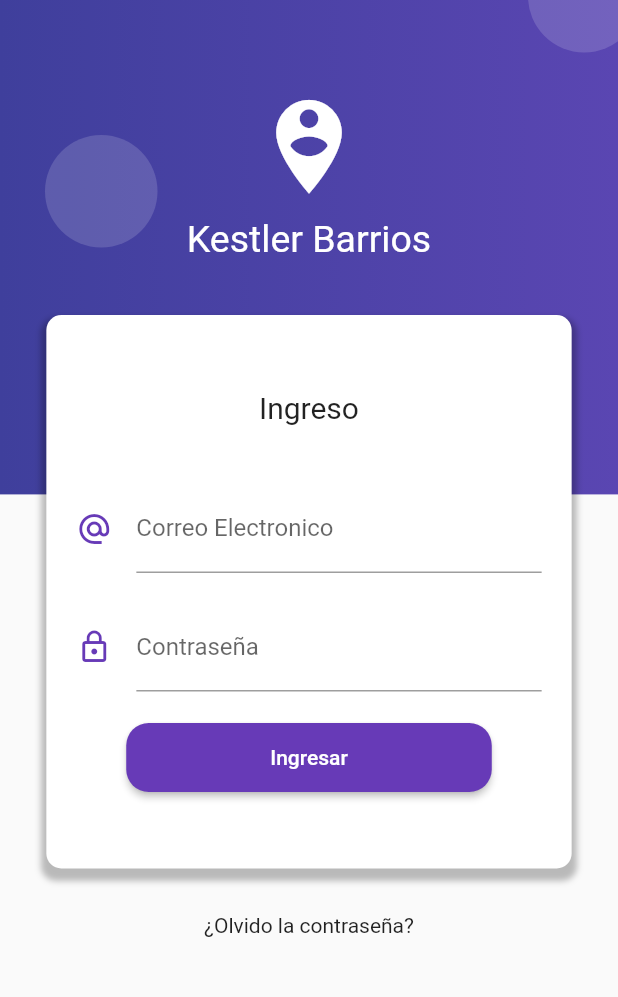
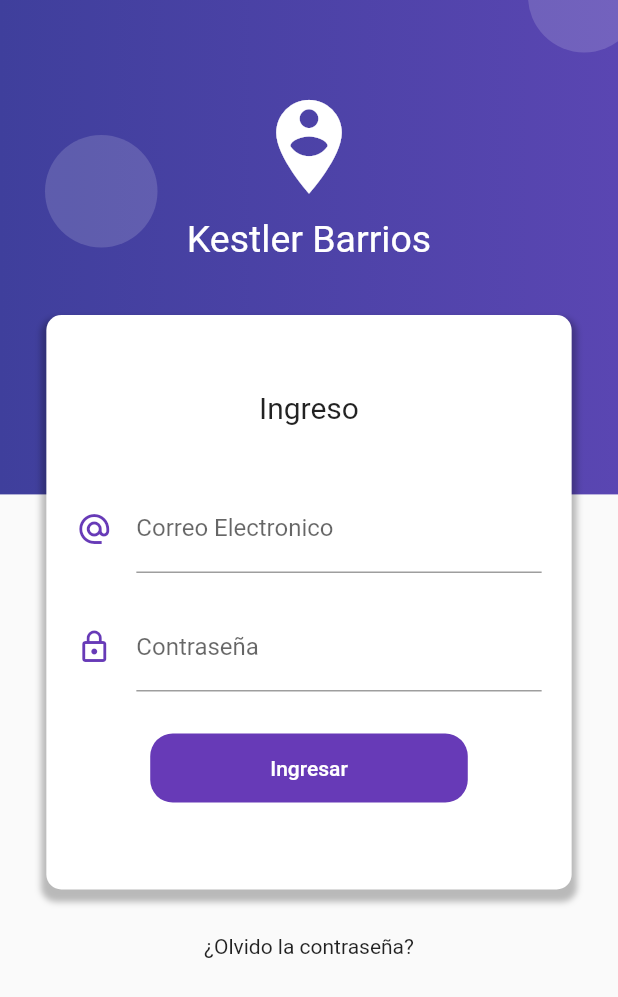
Before and after one commit to KestlerBarrios/FormValidationApp, a Flutter app: the screen it shows after launch, on a phone screen of 412 x 824 dp. Shown: the top 997 px of the screen. Run offline on Flutter 3.47's test engine with Material 2 defaults, Android fonts, the phone set to English and light mode, and no system bars.

Commit message:
Solucion de colores en el boton y Organizacion de codigo

```diff
--- a/lib/main.dart
+++ b/lib/main.dart
@@ -1,6 +1,6 @@
 import 'package:flutter/material.dart';
-import 'package:form_validation/src/pages/home_page.dart';
-import 'package:form_validation/src/pages/login_page.dart';
+import 'package:form_validation/src/screens/home_screen.dart';
+import 'package:form_validation/src/screens/login_screen.dart';
 
 void main() => runApp(MyApp());
 
--- a/lib/src/pages/login_page.dart
+++ b/lib/src/screens/login_screen.dart
@@ -1,4 +1,6 @@
 import 'package:flutter/material.dart';
+import 'package:form_validation/src/widgets/background.dart';
+import 'package:form_validation/src/widgets/buttonCustom.dart';
 
 class LoginPage extends StatelessWidget {
   @override
@@ -6,63 +8,10 @@ class LoginPage extends StatelessWidget {
     return Scaffold(
       body: Stack(
         children: [
-          _crearFondo(context),
+          Background(),
           _loginForm(context),
         ],
       ),
-    );
-  }
-
-  Widget _crearFondo(BuildContext context) {
-    final size = MediaQuery.of(context).size;
-
-    final _fondoMorado = Container(
-      height: size.height * 0.4,
-      width: double.infinity,
-      decoration: BoxDecoration(
-        gradient: LinearGradient(colors: [
-          Color.fromRGBO(63, 63, 156, 1),
-          Color.fromRGBO(90, 70, 178, 1),
-        ]),
-      ),
-    );
-    final circulo = Container(
-      width: 75,
-      height: 75,
-      decoration: BoxDecoration(
-        borderRadius: BorderRadius.circular(100),
-        color: Color.fromRGBO(255, 255, 255, 0.15),
-      ),
-    );
-
-    return Stack(
-      children: [
-        _fondoMorado,
-        Positioned(top: 90, left: 30, child: circulo),
-        Positioned(top: -40, right: -15, child: circulo),
-        Positioned(bottom: -25, right: -10, child: circulo),
-        Positioned(bottom: 80, right: 80, child: circulo),
-        Container(
-          padding: EdgeInsets.only(top: 60.0),
-          child: Column(
-            children: [
-              Icon(
-                Icons.person_pin_circle,
-                color: Colors.white,
-                size: 75.0,
-              ),
-              SizedBox(
-                height: 10,
-                width: double.infinity,
-              ),
-              Text(
-                'Kestler Barrios',
-                style: TextStyle(color: Colors.white, fontSize: 25.0),
-              )
-            ],
-          ),
-        )
-      ],
     );
   }
 
@@ -101,7 +50,7 @@ class LoginPage extends StatelessWidget {
                 SizedBox(height: 40.0),
                 _crearEmail(),
                 _crearPassword(),
-                _crearBoton()
+                ButtonCustom()
               ],
             ),
           ),
@@ -146,17 +95,4 @@ class LoginPage extends StatelessWidget {
       ),
     );
   }
-
-  Widget _crearBoton() {
-    return RaisedButton(
-      child: Container(
-        padding: EdgeInsets.symmetric(horizontal: 80.0, vertical: 15.0),
-        child: Text('Ingresar'),
-      ),
-      shape: RoundedRectangleBorder(borderRadius: BorderRadius.circular(15.0)),
-      color: Colors.deepPurple,
-      textColor: Colors.white,
-      onPressed: () {},
-    );
-  }
 }
--- /dev/null
+++ b/lib/src/widgets/background.dart
@@ -0,0 +1,59 @@
+import 'package:flutter/material.dart';
+
+
+class Background extends StatelessWidget {
+
+  @override
+  Widget build(BuildContext context) {
+    final size = MediaQuery.of(context).size;
+
+    final _fondoMorado = Container(
+      height: size.height * 0.4,
+      width: double.infinity,
+      decoration: BoxDecoration(
+        gradient: LinearGradient(colors: [
+          Color.fromRGBO(63, 63, 156, 1),
+          Color.fromRGBO(90, 70, 178, 1),
+        ]),
+      ),
+    );
+    final circulo = Container(
+      width: 75,
+      height: 75,
+      decoration: BoxDecoration(
+        borderRadius: BorderRadius.circular(100),
+        color: Color.fromRGBO(255, 255, 255, 0.15),
+      ),
+    );
+
+    return Stack(
+      children: [
+        _fondoMorado,
+        Positioned(top: 90, left: 30, child: circulo),
+        Positioned(top: -40, right: -15, child: circulo),
+        Positioned(bottom: -25, right: -10, child: circulo),
+        Positioned(bottom: 80, right: 80, child: circulo),
+        Container(
+          padding: EdgeInsets.only(top: 60.0),
+          child: Column(
+            children: [
+              Icon(
+                Icons.person_pin_circle,
+                color: Colors.white,
+                size: 75.0,
+              ),
+              SizedBox(
+                height: 10,
+                width: double.infinity,
+              ),
+              Text(
+                'Kestler Barrios',
+                style: TextStyle(color: Colors.white, fontSize: 25.0),
+              )
+            ],
+          ),
+        )
+      ],
+    );
+  }
+}
--- /dev/null
+++ b/lib/src/widgets/buttonCustom.dart
@@ -0,0 +1,21 @@
+import 'package:flutter/material.dart';
+
+class ButtonCustom extends StatelessWidget {
+  @override
+  Widget build(BuildContext context) {
+    return TextButton(
+      child: Container(
+        padding: EdgeInsets.symmetric(horizontal: 80.0, vertical: 15.0),
+        child: Text(
+          'Ingresar',
+          style: TextStyle(color: Colors.white),
+        ),
+        decoration: BoxDecoration(
+          borderRadius: BorderRadius.circular(15.0),
+          color: Colors.deepPurple,
+        ),
+      ),
+      onPressed: () {},
+    );
+  }
+}
```
Also changed, not shown: lib/src/screens/home_screen.dart (renamed from lib/src/pages/home_page.dart), pubspec.lock.
